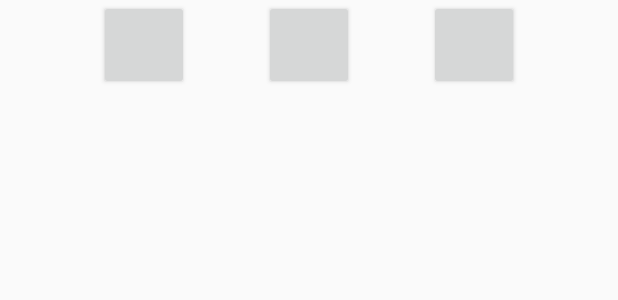
After one commit to CarlosIVI/Clase2Martes, an Android app: the layout activity_profile.xml on its own in the app's theme, with its tools: preview values and no code run, on a phone screen of 412 x 824 dp. The commit adds this screen. Shown: the top 300 px of the screen. Run offline under Robolectric (Android 15) with nearby library versions, the phone set to English and light mode, and no system bars.

Commit message:
Primer Commit

```diff
--- a/app/src/main/AndroidManifest.xml
+++ b/app/src/main/AndroidManifest.xml
@@ -9,6 +9,7 @@
         android:roundIcon="@mipmap/ic_launcher_round"
         android:supportsRtl="true"
         android:theme="@style/AppTheme">
+        <activity android:name=".ProfileActivity"></activity>
         <activity android:name=".MainActivity">
             <intent-filter>
                 <action android:name="android.intent.action.MAIN" />
@@ -16,7 +17,7 @@
                 <category android:name="android.intent.category.LAUNCHER" />
             </intent-filter>
         </activity>
-        <activity android:name=".SignUpActivity"/>
+        <activity android:name=".SignUpActivity" />
     </application>
 
 </manifest>
--- a/app/src/main/java/appmoviles/com/clase2martes/MainActivity.java
+++ b/app/src/main/java/appmoviles/com/clase2martes/MainActivity.java
@@ -35,6 +35,8 @@ public class MainActivity extends AppCompatActivity {
                         String username = loginUsernameEt.getText().toString();
                         String password = loginPasswordEt.getText().toString();
                         Toast.makeText(MainActivity.this, username+","+password, Toast.LENGTH_SHORT).show();
+                        Intent i = new Intent(MainActivity.this, ProfileActivity.class);
+                        startActivity(i);
 
                     }
                 }
--- /dev/null
+++ b/app/src/main/java/appmoviles/com/clase2martes/ProfileActivity.java
@@ -0,0 +1,13 @@
+package appmoviles.com.clase2martes;
+
+import android.support.v7.app.AppCompatActivity;
+import android.os.Bundle;
+
+public class ProfileActivity extends AppCompatActivity {
+
+    @Override
+    protected void onCreate(Bundle savedInstanceState) {
+        super.onCreate(savedInstanceState);
+        setContentView(R.layout.activity_profile);
+    }
+}
--- /dev/null
+++ b/app/src/main/res/layout/activity_profile.xml
@@ -0,0 +1,34 @@
+<?xml version="1.0" encoding="utf-8"?>
+<RelativeLayout xmlns:tools="http://schemas.android.com/tools"
+    android:layout_width="match_parent"
+    android:layout_height="match_parent"
+    xmlns:android="http://schemas.android.com/apk/res/android">
+
+    <LinearLayout
+        android:orientation="horizontal"
+        android:layout_width="match_parent"
+        android:layout_height="wrap_content"
+        android:layout_alignParentsBottom="true"
+        android:gravity="center">
+
+
+        <Button
+            android:layout_width="60dp"
+            android:layout_height="60dp"
+            />
+
+
+        <Button
+            android:layout_width="60dp"
+            android:layout_height="60dp"
+            android:layout_marginLeft="50dp"/>
+
+
+        <Button
+            android:layout_width="60dp"
+            android:layout_height="60dp"
+            android:layout_marginLeft="50dp"/>
+
+    </LinearLayout>
+
+</RelativeLayout>
--- a/build.gradle
+++ b/build.gradle
@@ -7,7 +7,7 @@ buildscript {
         jcenter()
     }
     dependencies {
-        classpath 'com.android.tools.build:gradle:3.2.1'
+        classpath 'com.android.tools.build:gradle:3.4.1'
 
 
         // NOTE: Do not place your application dependencies here; they belong
```
Also changed, not shown: app/src/main/res/drawable/edit_icon.png (added), app/src/main/res/drawable/options_icon.png (added), app/src/main/res/drawable/profile_icon.png (added), gradle/wrapper/gradle-wrapper.properties.
